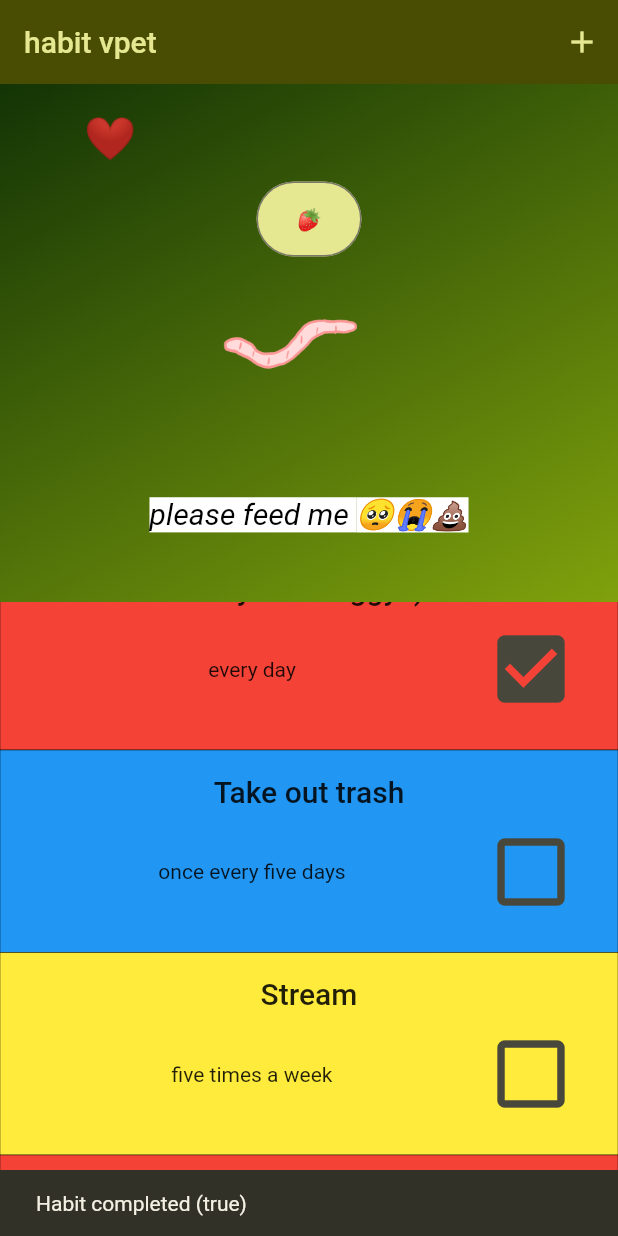
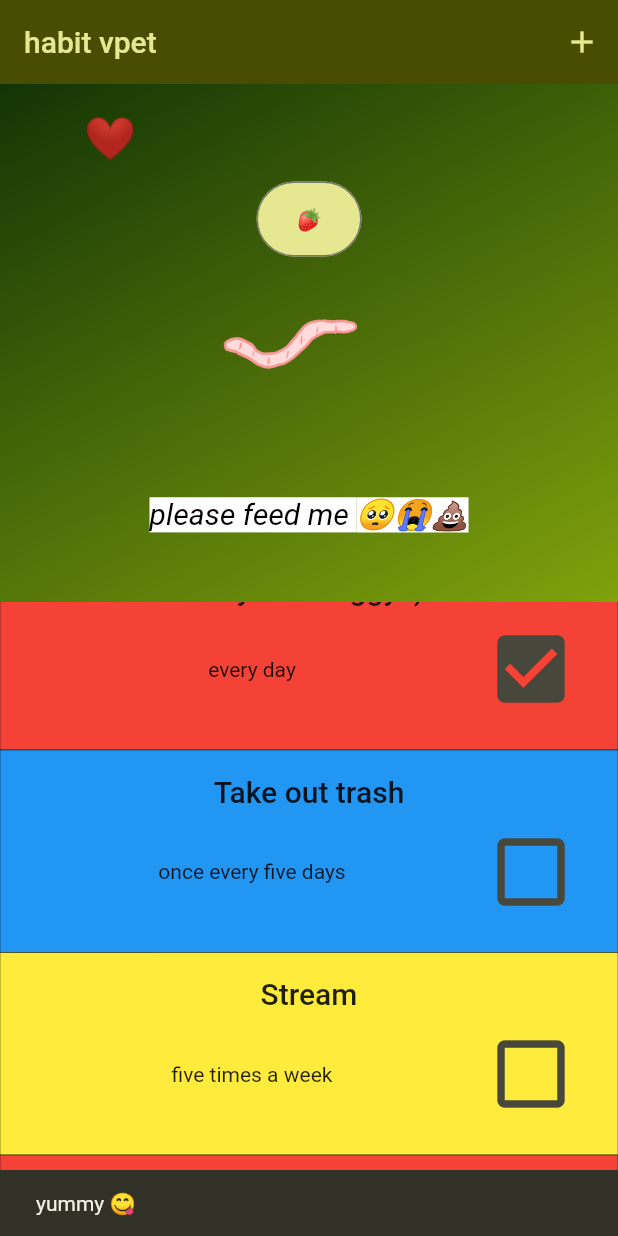
Before and after one commit to abbymachines/habit_vpet, a Flutter app: the screen it shows after launch, scrolled down 576 dp, after a tap on the "check box outline blank" icon, on a phone screen of 412 x 824 dp. Run offline on Flutter 3.47's test engine with Material 2 defaults, Android fonts, the phone set to English and light mode, and no system bars; our stand-ins replace flutter_riverpod.

Commit message:
edit text of snackbar

```diff
--- a/lib/habit_vpet.dart
+++ b/lib/habit_vpet.dart
@@ -4,7 +4,7 @@ import 'package:flutter_riverpod/flutter_riverpod.dart';
 import 'package:habit_vpet/pet_status_message.dart';
 import 'package:habit_vpet/providers/completed_habits_provider.dart';
 import 'package:habit_vpet/widgets/heart_bar/heart_bar.dart';
-import 'package:habit_vpet/widgets/pet/pet_feeder.dart';
+// import 'package:habit_vpet/widgets/pet/pet_feeder.dart';
 import 'package:habit_vpet/models/habit.dart';
 import 'package:habit_vpet/widgets/habit_list/habit_list.dart';
 import 'package:habit_vpet/widgets/new_habit.dart';
--- a/lib/widgets/habit_list/habit_button.dart
+++ b/lib/widgets/habit_list/habit_button.dart
@@ -29,9 +29,7 @@ class HabitButton extends ConsumerWidget {
         ScaffoldMessenger.of(context).clearSnackBars();
         ScaffoldMessenger.of(context).showSnackBar(
           SnackBar(
-            content: Text(wasCompleted
-                ? 'Habit completed ($labelText)'
-                : 'Habit un-completed ($labelText)'),
+            content: Text(wasCompleted ? 'yummy 😋' : 'oh...'),
           ),
         );
       },
```
